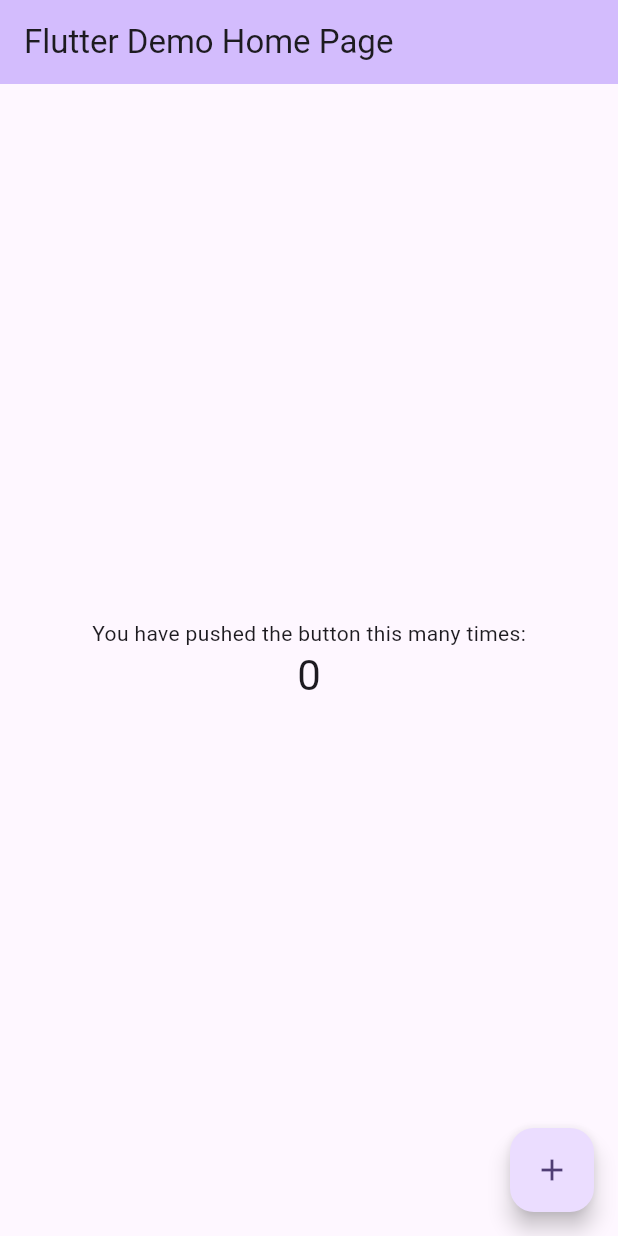
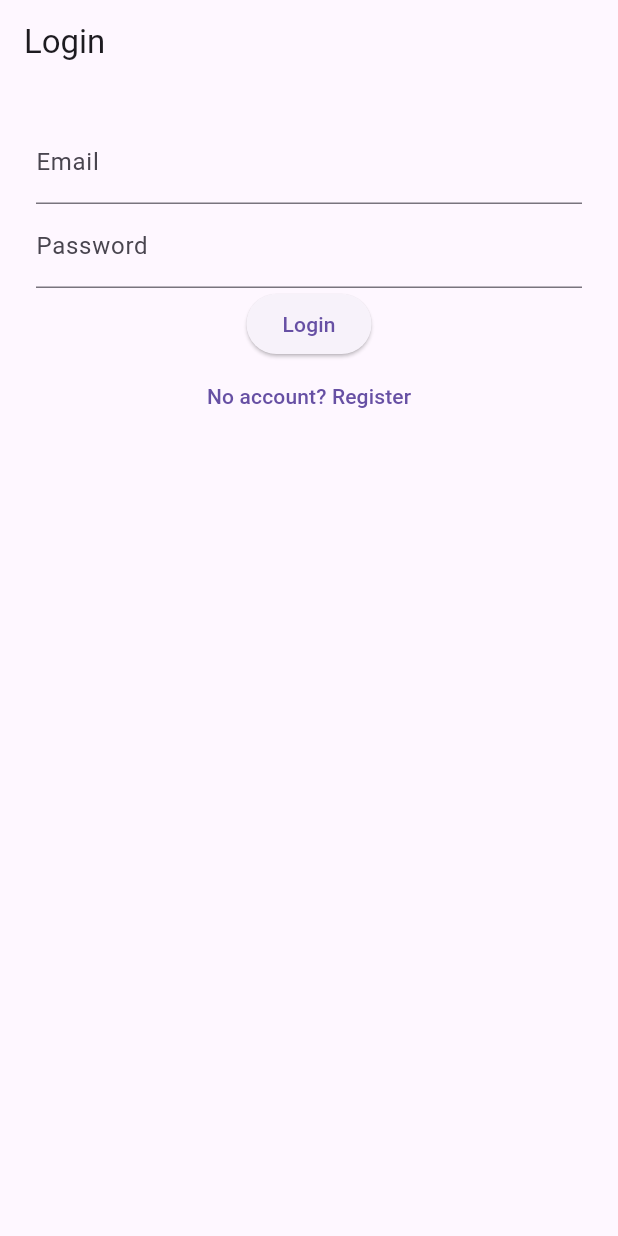
Before and after one commit to 00010974/diploma_project_SY_10974, a Flutter app: the screen it shows after launch, on a phone screen of 412 x 824 dp. Run offline on Flutter 3.47's test engine with Material 3 defaults, Android fonts, the phone set to English and light mode, and no system bars; our stand-ins replace cloud_firestore, firebase_auth, firebase_core; accounts and stored records are empty.

Commit message:
done auth

```diff
--- a/diplomaapp/lib/main.dart
+++ b/diplomaapp/lib/main.dart
@@ -1,122 +1,66 @@
 import 'package:flutter/material.dart';
+import 'package:firebase_core/firebase_core.dart';
+import 'firebase_options.dart';
+import 'pages/auth/login_page.dart';
+import 'pages/dashboard/admin_dashboard.dart';
+import 'pages/dashboard/instructor_dashboard.dart';
+import 'pages/dashboard/student_dashboard.dart';
+import 'services/auth_service.dart';
+import 'package:firebase_auth/firebase_auth.dart';
 
-void main() {
-  runApp(const MyApp());
+void main() async {
+  WidgetsFlutterBinding.ensureInitialized();
+  await Firebase.initializeApp(
+    options: DefaultFirebaseOptions.currentPlatform,
+  );
+  runApp(MyApp());
 }
 
 class MyApp extends StatelessWidget {
-  const MyApp({super.key});
-
-  // This widget is the root of your application.
   @override
   Widget build(BuildContext context) {
     return MaterialApp(
-      title: 'Flutter Demo',
-      theme: ThemeData(
-        // This is the theme of your application.
-        //
-        // TRY THIS: Try running your application with "flutter run". You'll see
-        // the application has a purple toolbar. Then, without quitting the app,
-        // try changing the seedColor in the colorScheme below to Colors.green
-        // and then invoke "hot reload" (save your changes or press the "hot
-        // reload" button in a Flutter-supported IDE, or press "r" if you used
-        // the command line to start the app).
-        //
-        // Notice that the counter didn't reset back to zero; the application
-        // state is not lost during the reload. To reset the state, use hot
-        // restart instead.
-        //
-        // This works for code too, not just values: Most code changes can be
-        // tested with just a hot reload.
-        colorScheme: ColorScheme.fromSeed(seedColor: Colors.deepPurple),
-      ),
-      home: const MyHomePage(title: 'Flutter Demo Home Page'),
+      title: 'Campus LMS',
+      theme: ThemeData(primarySwatch: Colors.indigo),
+      home: AuthWrapper(),
     );
   }
 }
 
-class MyHomePage extends StatefulWidget {
-  const MyHomePage({super.key, required this.title});
-
-  // This widget is the home page of your application. It is stateful, meaning
-  // that it has a State object (defined below) that contains fields that affect
-  // how it looks.
-
-  // This class is the configuration for the state. It holds the values (in this
-  // case the title) provided by the parent (in this case the App widget) and
-  // used by the build method of the State. Fields in a Widget subclass are
-  // always marked "final".
-
-  final String title;
-
-  @override
-  State<MyHomePage> createState() => _MyHomePageState();
-}
-
-class _MyHomePageState extends State<MyHomePage> {
-  int _counter = 0;
-
-  void _incrementCounter() {
-    setState(() {
-      // This call to setState tells the Flutter framework that something has
-      // changed in this State, which causes it to rerun the build method below
-      // so that the display can reflect the updated values. If we changed
-      // _counter without calling setState(), then the build method would not be
-      // called again, and so nothing would appear to happen.
-      _counter++;
-    });
-  }
-
+class AuthWrapper extends StatelessWidget {
   @override
   Widget build(BuildContext context) {
-    // This method is rerun every time setState is called, for instance as done
-    // by the _incrementCounter method above.
-    //
-    // The Flutter framework has been optimized to make rerunning build methods
-    // fast, so that you can just rebuild anything that needs updating rather
-    // than having to individually change instances of widgets.
-    return Scaffold(
-      appBar: AppBar(
-        // TRY THIS: Try changing the color here to a specific color (to
-        // Colors.amber, perhaps?) and trigger a hot reload to see the AppBar
-        // change color while the other colors stay the same.
-        backgroundColor: Theme.of(context).colorScheme.inversePrimary,
-        // Here we take the value from the MyHomePage object that was created by
-        // the App.build method, and use it to set our appbar title.
-        title: Text(widget.title),
-      ),
-      body: Center(
-        // Center is a layout widget. It takes a single child and positions it
-        // in the middle of the parent.
-        child: Column(
-          // Column is also a layout widget. It takes a list of children and
-          // arranges them vertically. By default, it sizes itself to fit its
-          // children horizontally, and tries to be as tall as its parent.
-          //
-          // Column has various properties to control how it sizes itself and
-          // how it positions its children. Here we use mainAxisAlignment to
-          // center the children vertically; the main axis here is the vertical
-          // axis because Columns are vertical (the cross axis would be
-          // horizontal).
-          //
-          // TRY THIS: Invoke "debug painting" (choose the "Toggle Debug Paint"
-          // action in the IDE, or press "p" in the console), to see the
-          // wireframe for each widget.
-          mainAxisAlignment: MainAxisAlignment.center,
-          children: <Widget>[
-            const Text('You have pushed the button this many times:'),
-            Text(
-              '$_counter',
-              style: Theme.of(context).textTheme.headlineMedium,
-            ),
-          ],
-        ),
-      ),
-      floatingActionButton: FloatingActionButton(
-        onPressed: _incrementCounter,
-        tooltip: 'Increment',
-        child: const Icon(Icons.add),
-      ), // This trailing comma makes auto-formatting nicer for build methods.
+    return StreamBuilder<User?>(
+      stream: AuthService().authStateChanges,
+      builder: (context, snapshot) {
+        if (snapshot.connectionState == ConnectionState.waiting) {
+          return Center(child: CircularProgressIndicator());
+        }
+
+        final user = snapshot.data;
+        if (user == null) return LoginPage();
+
+        // Получаем роль из Firestore
+        return FutureBuilder<String>(
+          future: AuthService().getUserRole(user.uid),
+          builder: (context, roleSnapshot) {
+            if (roleSnapshot.connectionState == ConnectionState.waiting) {
+              return Center(child: CircularProgressIndicator());
+            }
+
+            final role = roleSnapshot.data ?? 'student'; // Если роль не найдена, по умолчанию 'student'
+
+            switch (role) {
+              case 'admin':
+                return AdminDashboard(); // Создадим этот класс позже
+              case 'instructor':
+                return InstructorDashboard(); // Создадим этот класс позже
+              default:
+                return StudentDashboard(); // Создадим этот класс позже
+            }
+          },
+        );
+      },
     );
   }
 }
--- /dev/null
+++ b/diplomaapp/lib/pages/auth/login_page.dart
@@ -0,0 +1,47 @@
+import 'package:flutter/material.dart';
+import '../../services/auth_service.dart';
+
+class LoginPage extends StatefulWidget {
+  @override
+  State<LoginPage> createState() => _LoginPageState();
+}
+
+class _LoginPageState extends State<LoginPage> {
+  String email = '', password = '', role = 'student';
+  bool isLogin = true;
+
+  final _auth = AuthService();
+
+  @override
+  Widget build(BuildContext context) {
+    return Scaffold(
+      appBar: AppBar(title: Text(isLogin ? 'Login' : 'Register')),
+      body: Padding(
+        padding: const EdgeInsets.all(24),
+        child: Column(
+          children: [
+            TextField(onChanged: (v) => email = v, decoration: InputDecoration(labelText: 'Email')),
+            TextField(onChanged: (v) => password = v, obscureText: true, decoration: InputDecoration(labelText: 'Password')),
+            if (!isLogin)
+              DropdownButton<String>(
+                value: role,
+                items: ['student', 'instructor'].map((r) => DropdownMenuItem(value: r, child: Text(r))).toList(),
+                onChanged: (v) => setState(() => role = v!),
+              ),
+            ElevatedButton(
+              child: Text(isLogin ? 'Login' : 'Register'),
+              onPressed: () async {
+                if (isLogin) await _auth.signInWithEmail(email, password);
+                else await _auth.registerWithEmail(email, password, role);
+              },
+            ),
+            TextButton(
+              onPressed: () => setState(() => isLogin = !isLogin),
+              child: Text(isLogin ? 'No account? Register' : 'Have an account? Login'),
+            )
+          ],
+        ),
+      ),
+    );
+  }
+}
--- /dev/null
+++ b/diplomaapp/lib/services/auth_service.dart
@@ -0,0 +1,46 @@
+import 'package:firebase_auth/firebase_auth.dart';
+import 'package:cloud_firestore/cloud_firestore.dart';
+
+class AuthService {
+  final FirebaseAuth _auth = FirebaseAuth.instance;
+  Stream<User?> get authStateChanges => _auth.authStateChanges();
+
+  Future<User?> registerWithEmail(
+    String email,
+    String password,
+    String role,
+  ) async {
+    UserCredential result = await _auth.createUserWithEmailAndPassword(
+      email: email,
+      password: password,
+    );
+    User? user = result.user;
+
+    // Save role in Firestore
+    await FirebaseFirestore.instance.collection('users').doc(user!.uid).set({
+      'email': email,
+      'role': role,
+    });
+    return user;
+  }
+
+  Future<User?> signInWithEmail(String email, String password) async {
+    UserCredential result = await _auth.signInWithEmailAndPassword(
+      email: email,
+      password: password,
+    );
+    return result.user;
+  }
+
+  Future<void> signOut() async => await _auth.signOut();
+
+  Future<String> getUserRole(String uid) async {
+    try {
+      DocumentSnapshot doc =
+          await FirebaseFirestore.instance.collection('users').doc(uid).get();
+      return doc['role'] ?? 'student'; // ЕСЛИ РОЛЬ НЕ УКАЗАНА, ВЕРНЕТ 'STUDENT'
+    } catch (e) {
+      return 'students'; //в случае ошибки тоже вернет 'student'
+    }
+  }
+}
```
Also changed, not shown: diplomaapp/lib/pages/dashboard/admin_dashboard.dart (added, +11 -0 lines), diplomaapp/lib/pages/dashboard/instructor_dashboard.dart (added, +11 -0 lines), diplomaapp/lib/pages/dashboard/student_dashboard.dart (added, +11 -0 lines), diplomaapp/pubspec.yaml (+11 -0 lines), diplomaapp/firebase.json (added), diplomaapp/lib/firebase_options.dart (added), diplomaapp/pubspec.lock, 7 other files.
